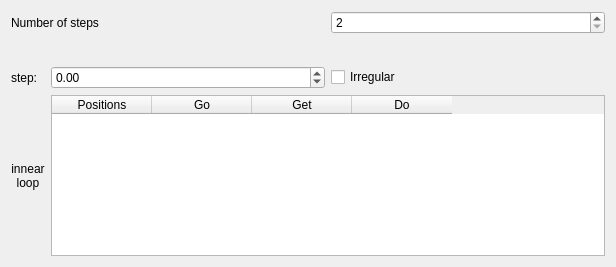
Old version of the form positionlist.ui in the repository AustralianSynchrotron/ctgui.
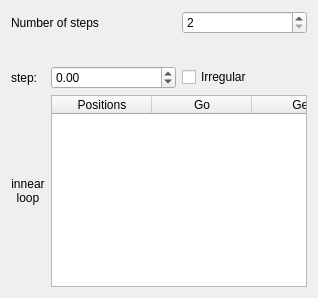
New version of the form. Custom widgets are drawn as their Qt base class.

```diff
--- a/positionlist.ui
+++ b/positionlist.ui
@@ -2,14 +2,6 @@
 <ui version="4.0">
  <class>PositionList</class>
  <widget class="QWidget" name="PositionList">
-  <property name="geometry">
-   <rect>
-    <x>0</x>
-    <y>0</y>
-    <width>616</width>
-    <height>267</height>
-   </rect>
-  </property>
   <property name="windowTitle">
    <string>Form</string>
   </property>
```
Left out of the diff: 186 changed lines with no effect on the pictures.
